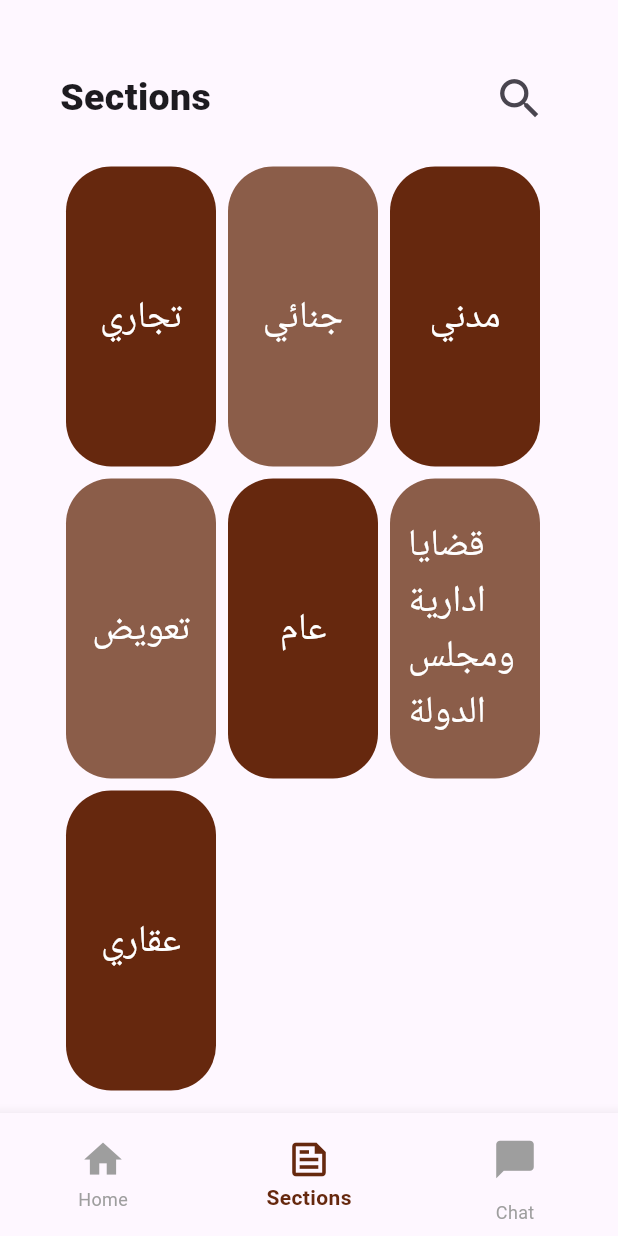
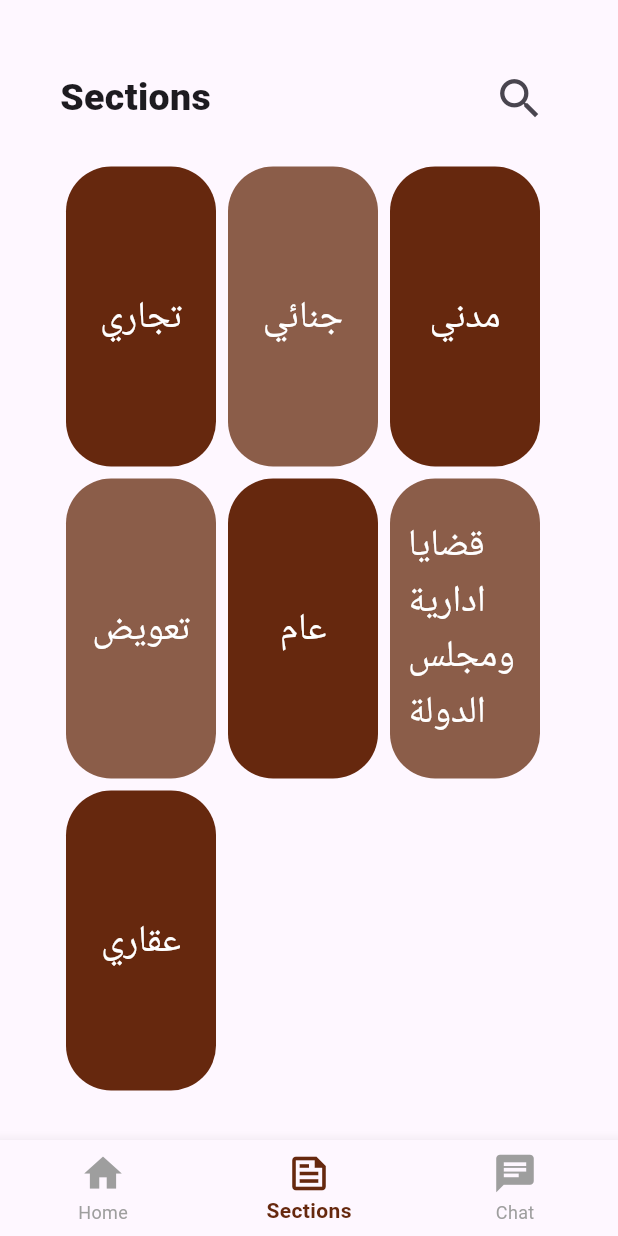
Before and after one commit to Wafaa-Alaa/Lawyer_App, a Flutter app: the DashboardPage screen opened by its route, item 2 of the bottom bar chosen, on a phone screen of 412 x 824 dp. Run offline on Flutter 3.47's test engine with Material 3 defaults, Android fonts, the phone set to English and light mode, and no system bars; our stand-ins replace awesome_dialog, cloud_firestore, firebase_auth, firebase_core, firebase_messaging, firebase_storage and 6 more; missing offline and left inert: flutter_facebook_auth; accounts and stored records are empty; network calls fail.

Commit message:
fix logic for click on chat icon

```diff
--- a/lib/Pages/Dashboard_page.dart
+++ b/lib/Pages/Dashboard_page.dart
@@ -14,7 +14,7 @@ class DashboardPage extends StatefulWidget {
 class _HomePageState extends State<DashboardPage> {
   int currentindex = 0;
   List screens = [
-   // BestLawyers(),
+    // BestLawyers(),
     HomePage(),
     SectionPage(),
     ChatPage(),
@@ -50,12 +50,13 @@ class _HomePageState extends State<DashboardPage> {
               icon: Icon(Icons.feed_outlined), label: 'Sections'),
           //BottomNavigationBarItem(icon: Icon(Icons.)),
           BottomNavigationBarItem(
-            icon: IconButton(
-              icon: Icon(Icons.chat_bubble),
-              onPressed: () {
-                Navigator.pushNamed(context, 'ChatPage', arguments: emaill);
-              },
-            ),
+            icon: Icon(Icons.chat),
+            // icon: IconButton(
+            //   icon: Icon(Icons.chat_bubble),
+            //   onPressed: () {
+            //     Navigator.pushNamed(context, 'ChatPage', arguments: emaill);
+            //   },
+            // ),
             label: 'Chat',
           ),
         ],
```
